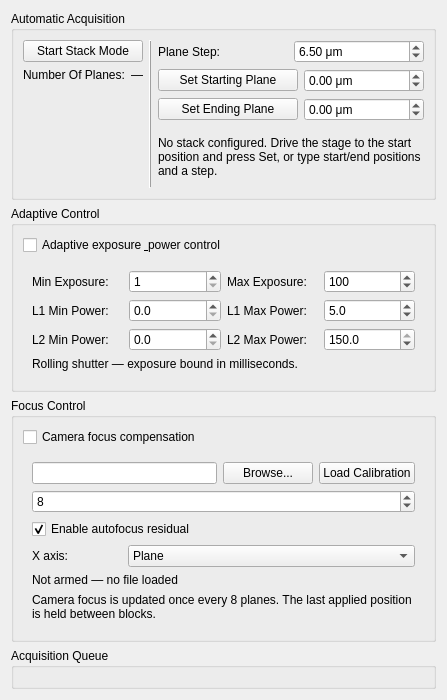
The window that lightsheet/gui/panels/ui_stack_panel.ui (LIOMLab/lightsheet) describes before a commit, drawn with Qt 5.
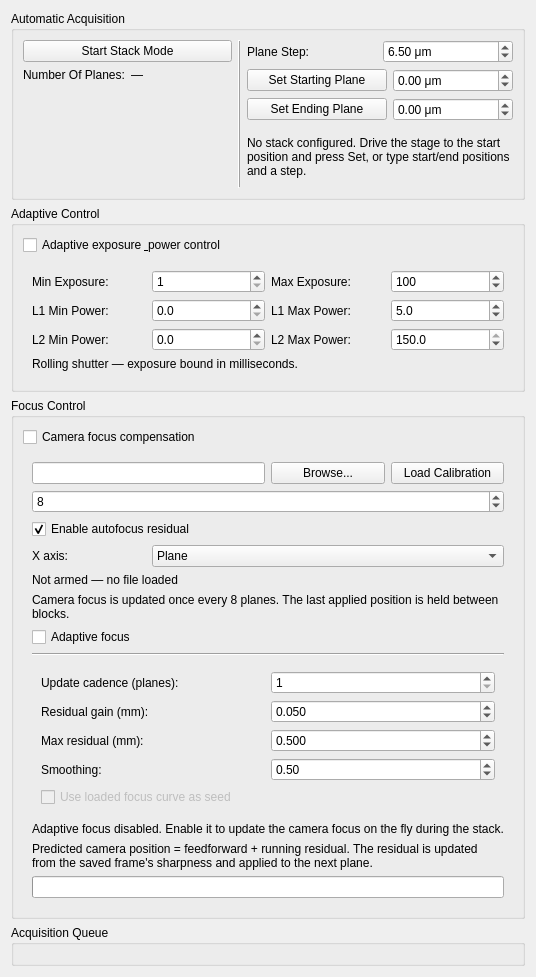
The same window after the commit. Custom widgets are drawn as their Qt base class.

Commit message:
feat(stack-panel): add adaptive autofocus UI widgets and FieldSpec policies
- Add adaptive-autofocus controls (toggle, cadence, residual gain,
  max residual, smoothing, use-curve seed) to Focus Control group.
- Add FieldSpec policies for the four promoted FieldSpecSpinBoxes.
- Regenerate ui_stack_panel.py from the updated .ui file.

The edit to the form file:
```diff
--- a/lightsheet/gui/panels/ui_stack_panel.ui
+++ b/lightsheet/gui/panels/ui_stack_panel.ui
@@ -629,7 +629,177 @@
            </property>
           </widget>
          </item>
-        </layout>
+                <item row="6" column="0" colspan="4">
+         <widget class="QCheckBox" name="checkBox_adaptiveAutofocus">
+          <property name="toolTip">
+           <string>Enable per-plane adaptive autofocus to update camera focus during the stack.</string>
+          </property>
+          <property name="text">
+           <string>Adaptive focus</string>
+          </property>
+         </widget>
+        </item>
+        <item row="7" column="0" colspan="4">
+         <widget class="QFrame" name="line_autofocusSeparator">
+          <property name="frameShape">
+           <enum>QFrame::HLine</enum>
+          </property>
+          <property name="frameShadow">
+           <enum>QFrame::Sunken</enum>
+          </property>
+         </widget>
+        </item>
+        <item row="8" column="0" colspan="4">
+         <widget class="QWidget" name="widget_adaptiveAutofocusFields">
+          <property name="visible">
+           <bool>false</bool>
+          </property>
+          <layout class="QGridLayout" name="gridLayout_adaptiveAutofocusFields">
+           <item row="0" column="0">
+            <widget class="QLabel" name="label_autofocusCadence">
+             <property name="text">
+              <string>Update cadence (planes):</string>
+             </property>
+            </widget>
+           </item>
+           <item row="0" column="1">
+            <widget class="FieldSpecSpinBox" name="doubleSpinBox_autofocusCadence">
+             <property name="decimals">
+              <number>0</number>
+             </property>
+             <property name="minimum">
+              <double>1.000000000000000</double>
+             </property>
+             <property name="maximum">
+              <double>1000.000000000000000</double>
+             </property>
+             <property name="singleStep">
+              <double>1.000000000000000</double>
+             </property>
+             <property name="value">
+              <double>1.000000000000000</double>
+             </property>
+            </widget>
+           </item>
+           <item row="1" column="0">
+            <widget class="QLabel" name="label_autofocusResidualGain">
+             <property name="text">
+              <string>Residual gain (mm):</string>
+             </property>
+            </widget>
+           </item>
+           <item row="1" column="1">
+            <widget class="FieldSpecSpinBox" name="doubleSpinBox_autofocusResidualGain">
+             <property name="decimals">
+              <number>3</number>
+             </property>
+             <property name="minimum">
+              <double>0.000000000000000</double>
+             </property>
+             <property name="maximum">
+              <double>1.000000000000000</double>
+             </property>
+             <property name="singleStep">
+              <double>0.010000000000000</double>
+             </property>
+             <property name="value">
+              <double>0.050000000000000</double>
+             </property>
+            </widget>
+           </item>
+           <item row="2" column="0">
+            <widget class="QLabel" name="label_autofocusMaxResidual">
+             <property name="text">
+              <string>Max residual (mm):</string>
+             </property>
+            </widget>
+           </item>
+           <item row="2" column="1">
+            <widget class="FieldSpecSpinBox" name="doubleSpinBox_autofocusMaxResidual">
+             <property name="decimals">
+              <number>3</number>
+             </property>
+             <property name="minimum">
+              <double>0.000000000000000</double>
+             </property>
+             <property name="maximum">
+              <double>5.000000000000000</double>
+             </property>
+             <property name="singleStep">
+              <double>0.050000000000000</double>
+             </property>
+             <property name="value">
+              <double>0.500000000000000</double>
+             </property>
+            </widget>
+           </item>
+           <item row="3" column="0">
+            <widget class="QLabel" name="label_autofocusSmoothing">
+             <property name="text">
+              <string>Smoothing:</string>
+             </property>
+            </widget>
+           </item>
+           <item row="3" column="1">
+            <widget class="FieldSpecSpinBox" name="doubleSpinBox_autofocusSmoothing">
+             <property name="decimals">
+              <number>2</number>
+             </property>
+             <property name="minimum">
+              <double>0.000000000000000</double>
+             </property>
+             <property name="maximum">
+              <double>1.000000000000000</double>
+             </property>
+             <property name="singleStep">
+              <double>0.050000000000000</double>
+             </property>
+             <property name="value">
+              <double>0.500000000000000</double>
+             </property>
+            </widget>
+           </item>
+           <item row="4" column="0" colspan="2">
+            <widget class="QCheckBox" name="checkBox_autofocusUseCurve">
+             <property name="enabled">
+              <bool>false</bool>
+             </property>
+             <property name="toolTip">
+              <string>Use the loaded focus curve as the feedforward seed for the adaptive loop.</string>
+             </property>
+             <property name="text">
+              <string>Use loaded focus curve as seed</string>
+             </property>
+            </widget>
+           </item>
+          </layout>
+         </widget>
+        </item>
+        <item row="9" column="0" colspan="4">
+         <widget class="QLabel" name="label_autofocusStatus">
+          <property name="text">
+           <string>Adaptive focus disabled. Enable it to update the camera focus on the fly during the stack.</string>
+          </property>
+         </widget>
+        </item>
+        <item row="10" column="0" colspan="4">
+         <widget class="QLabel" name="label_autofocusHint">
+          <property name="text">
+           <string>Predicted camera position = feedforward + running residual. The residual is updated from the saved frame's sharpness and applied to the next plane.</string>
+          </property>
+          <property name="wordWrap">
+           <bool>true</bool>
+          </property>
+         </widget>
+        </item>
+        <item row="11" column="0" colspan="4">
+         <widget class="QProgressBar" name="progressBar_autofocus">
+          <property name="visible">
+           <bool>false</bool>
+          </property>
+         </widget>
+        </item>
+</layout>
        </widget>
       </item>
      </layout>
```
The commit also changes 2 other files.
